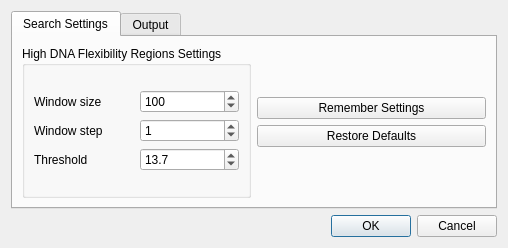
Before: the Qt Designer form src/plugins/dna_flexibility/src/DNAFlexDialog.ui in violethaze74/ugene, drawn with Qt 5.
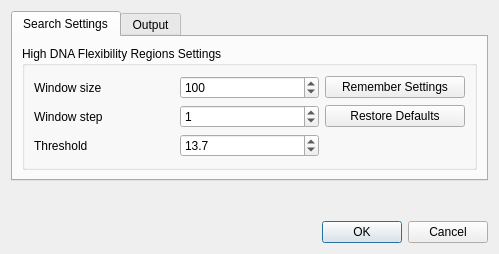
After: the same form once the commit is applied.

Commit message: UGENE-6073. DNA Flexibility dialog layout is incorrect

Diff of the .ui file:
```diff
--- a/src/plugins/dna_flexibility/src/DNAFlexDialog.ui
+++ b/src/plugins/dna_flexibility/src/DNAFlexDialog.ui
@@ -6,8 +6,8 @@
    <rect>
     <x>0</x>
     <y>0</y>
-    <width>508</width>
-    <height>248</height>
+    <width>499</width>
+    <height>254</height>
    </rect>
   </property>
   <property name="sizePolicy">
@@ -34,6 +34,15 @@
   <layout class="QVBoxLayout" name="verticalLayout">
    <item>
     <widget class="QTabWidget" name="tabWidget">
+     <property name="sizePolicy">
+      <sizepolicy hsizetype="Expanding" vsizetype="Minimum">
+       <horstretch>0</horstretch>
+       <verstretch>0</verstretch>
+      </sizepolicy>
+     </property>
+     <property name="tabShape">
+      <enum>QTabWidget::Rounded</enum>
+     </property>
      <property name="currentIndex">
       <number>0</number>
      </property>
@@ -44,6 +53,12 @@
       <layout class="QHBoxLayout" name="horizontalLayout">
        <item>
         <widget class="QGroupBox" name="groupHighFlexSettings">
+         <property name="sizePolicy">
+          <sizepolicy hsizetype="Preferred" vsizetype="Minimum">
+           <horstretch>0</horstretch>
+           <verstretch>0</verstretch>
+          </sizepolicy>
+         </property>
          <property name="title">
           <string>High DNA Flexibility Regions Settings</string>
          </property>
@@ -119,39 +134,14 @@
               </property>
              </widget>
             </item>
-           </layout>
-          </item>
-         </layout>
-        </widget>
-       </item>
-       <item>
-        <layout class="QVBoxLayout" name="verticalLayout_3">
-         <item>
-          <spacer name="verticalSpacer">
-           <property name="orientation">
-            <enum>Qt::Vertical</enum>
-           </property>
-           <property name="sizeType">
-            <enum>QSizePolicy::MinimumExpanding</enum>
-           </property>
-           <property name="sizeHint" stdset="0">
-            <size>
-             <width>20</width>
-             <height>0</height>
-            </size>
-           </property>
-          </spacer>
-         </item>
-         <item>
-          <layout class="QVBoxLayout" name="verticalLayout_2">
-           <item>
+            <item row="0" column="2">
             <widget class="QPushButton" name="btnRemember">
              <property name="text">
               <string>Remember Settings</string>
              </property>
             </widget>
            </item>
-           <item>
+            <item row="1" column="2">
             <widget class="QPushButton" name="btnDefaults">
              <property name="text">
               <string>Restore Defaults</string>
@@ -160,23 +150,8 @@
            </item>
           </layout>
          </item>
-         <item>
-          <spacer name="verticalSpacer_2">
-           <property name="orientation">
-            <enum>Qt::Vertical</enum>
-           </property>
-           <property name="sizeType">
-            <enum>QSizePolicy::MinimumExpanding</enum>
-           </property>
-           <property name="sizeHint" stdset="0">
-            <size>
-             <width>20</width>
-             <height>0</height>
-            </size>
-           </property>
-          </spacer>
-         </item>
-        </layout>
+         </layout>
+        </widget>
        </item>
       </layout>
      </widget>
@@ -184,15 +159,22 @@
       <attribute name="title">
        <string>Output</string>
       </attribute>
-      <layout class="QVBoxLayout" name="verticalLayout_6">
-       <item>
-        <widget class="QWidget" name="annotationsWidget" native="true">
-         <layout class="QVBoxLayout" name="verticalLayout_5"/>
-        </widget>
-       </item>
-      </layout>
-     </widget>
-    </widget>
+      <layout class="QVBoxLayout" name="verticalLayout_6"/>
+     </widget>
+    </widget>
+   </item>
+   <item>
+    <spacer name="bottomSpacer">
+     <property name="orientation">
+      <enum>Qt::Vertical</enum>
+     </property>
+     <property name="sizeHint" stdset="0">
+      <size>
+       <width>20</width>
+       <height>0</height>
+      </size>
+     </property>
+    </spacer>
    </item>
    <item>
     <widget class="QDialogButtonBox" name="buttonBox">
```
Lines whose indentation alone changed are shown as unchanged. The commit also changes 2 other files.
